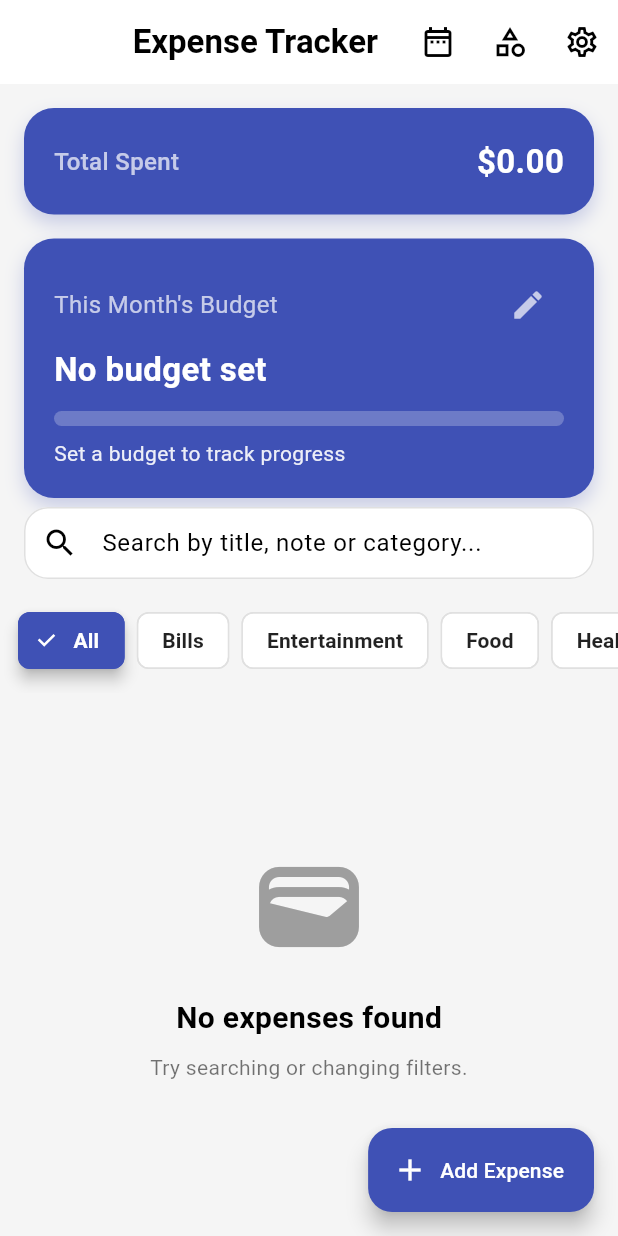
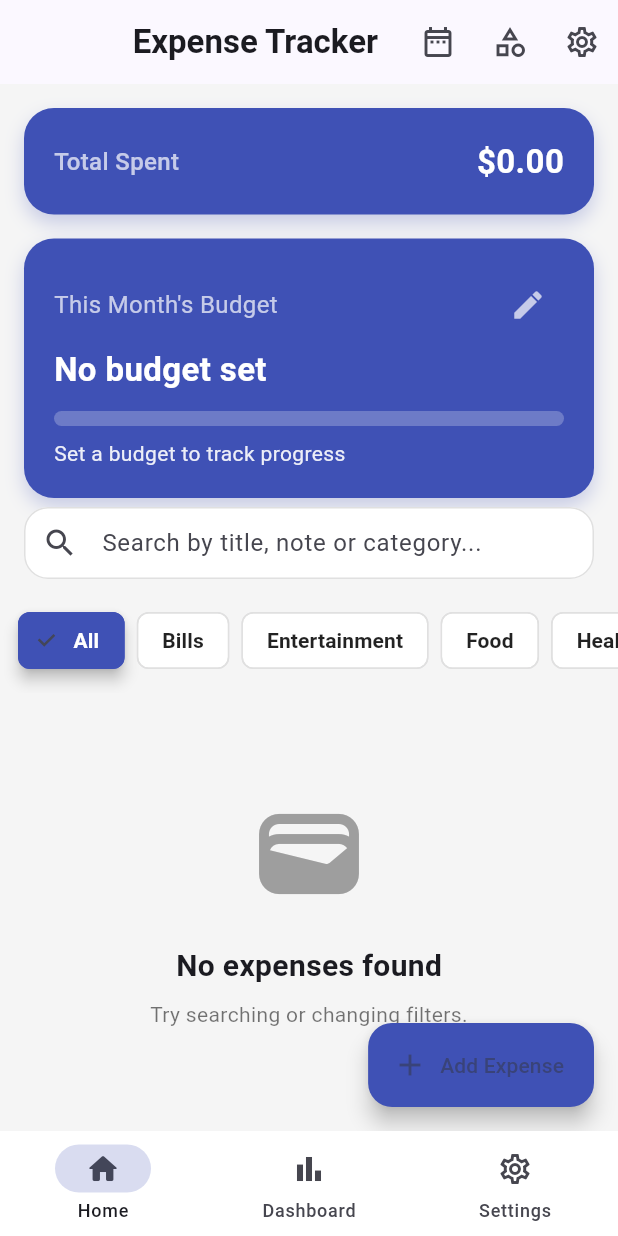
Before and after one commit to sahilsTechs/Expense-Tracker, a Flutter app: the screen it shows after launch, on a phone screen of 412 x 824 dp. Run offline on Flutter 3.47's test engine with Material 3 defaults, Android fonts, the phone set to English and light mode, and no system bars; our stand-ins replace fl_chart, shared_preferences, sqflite; accounts and stored records are empty.

Commit message:
Added setting screena nd dashboard

```diff
--- a/lib/main.dart
+++ b/lib/main.dart
@@ -1,3 +1,4 @@
+import 'package:expense_tracker/screens/main_screen.dart';
 import 'package:provider/provider.dart';
 import 'providers/budget_provider.dart';
 import 'providers/expense_provider.dart';
@@ -31,8 +32,8 @@ class ExpenseApp extends StatelessWidget {
       child: MaterialApp(
         debugShowCheckedModeBanner: false,
         title: 'Expense Tracker',
-        theme: AppTheme.lightTheme,
-        home: const HomeScreen(),
+        theme: ThemeData(useMaterial3: true, colorSchemeSeed: Colors.indigo),
+        home: const MainScreen(),
       ),
     );
   }
--- a/lib/screens/home_screen.dart
+++ b/lib/screens/home_screen.dart
@@ -334,6 +334,7 @@ class _HomeScreenState extends State<HomeScreen> {
         icon: const Icon(Icons.add),
         label: const Text('Add Expense'),
       ),
+
     );
   }
 
--- /dev/null
+++ b/lib/screens/main_screen.dart
@@ -0,0 +1,55 @@
+import 'package:expense_tracker/screens/dashboard_screen.dart';
+import 'package:expense_tracker/screens/home_screen.dart';
+import 'package:expense_tracker/screens/settings_screen.dart';
+import 'package:flutter/material.dart';
+
+class MainScreen extends StatefulWidget {
+  const MainScreen({super.key});
+
+  @override
+  State<MainScreen> createState() => _MainScreenState();
+}
+
+class _MainScreenState extends State<MainScreen> {
+  int _selectedIndex = 0;
+
+  final List<Widget> _screens = const [
+    HomeScreen(),
+    DashboardScreen(),
+    SettingsScreen(),
+  ];
+
+  @override
+  Widget build(BuildContext context) {
+    return Scaffold(
+      body: _screens[_selectedIndex],
+      bottomNavigationBar: NavigationBar(
+        height: 70,
+        selectedIndex: _selectedIndex,
+        onDestinationSelected: (index) {
+          setState(() => _selectedIndex = index);
+        },
+        backgroundColor: Colors.white,
+        indicatorColor: Colors.indigo.withOpacity(0.2),
+        labelBehavior: NavigationDestinationLabelBehavior.alwaysShow,
+        destinations: const [
+          NavigationDestination(
+            icon: Icon(Icons.home_outlined),
+            selectedIcon: Icon(Icons.home_rounded),
+            label: 'Home',
+          ),
+          NavigationDestination(
+            icon: Icon(Icons.bar_chart_outlined),
+            selectedIcon: Icon(Icons.bar_chart_rounded),
+            label: 'Dashboard',
+          ),
+          NavigationDestination(
+            icon: Icon(Icons.settings_outlined),
+            selectedIcon: Icon(Icons.settings),
+            label: 'Settings',
+          ),
+        ],
+      ),
+    );
+  }
+}
--- a/pubspec.yaml
+++ b/pubspec.yaml
@@ -39,6 +39,7 @@ dependencies:
   path: ^1.9.1
   intl: ^0.20.2
   shared_preferences: ^2.5.3
+  fl_chart: ^1.1.1
 
 dev_dependencies:
   flutter_test:
```
Also changed, not shown: lib/screens/dashboard_screen.dart (added, +308 -0 lines), lib/screens/settings_screen.dart (added, +47 -0 lines), pubspec.lock.
